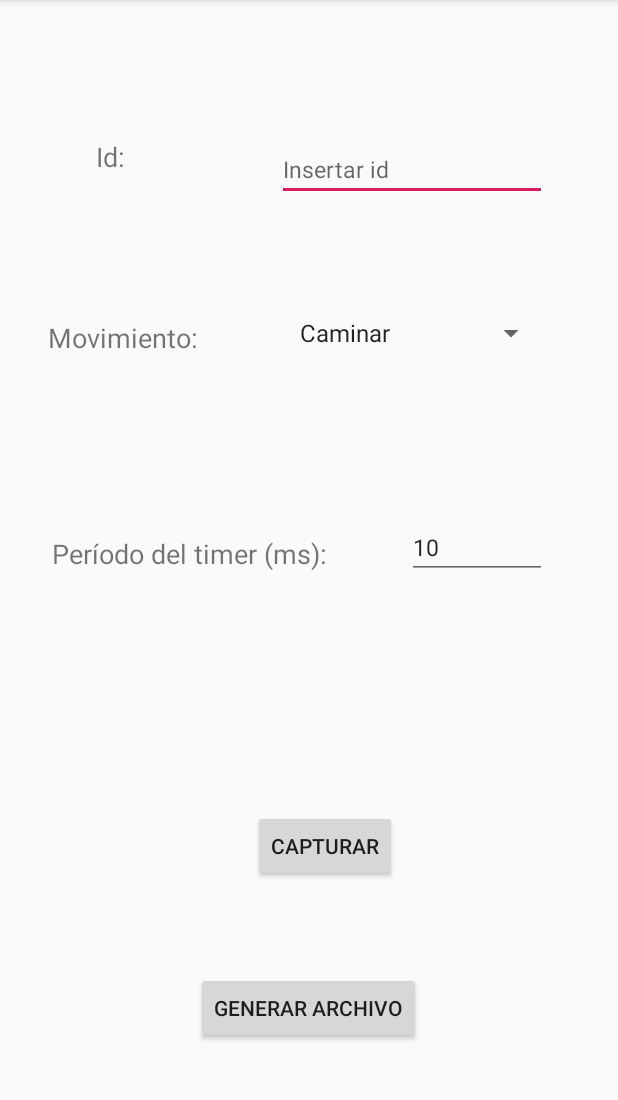
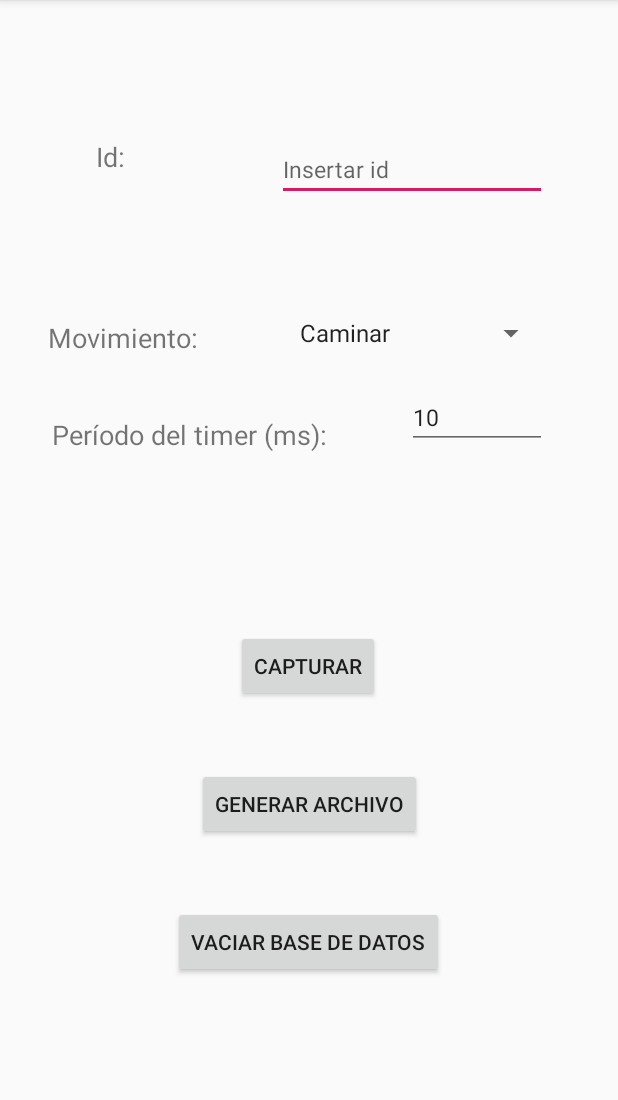
Before and after one commit to CateRios/DeteccionDeCaidas, an Android app: the screen it shows after launch (MainActivity), on a phone screen of 412 x 824 dp, the part 84-1184 px from its top. Run offline under Robolectric (Android 15) with nearby library versions, the phone set to English and light mode, and no system bars; our stand-ins replace Room's generated code; libraries missing offline, so code that uses them is left out: com.ajts.androidmads.

Commit message:
Añadido botón para eliminar todos los datos de la BD

```diff
--- a/app/build.gradle
+++ b/app/build.gradle
@@ -7,8 +7,8 @@ android {
         applicationId "com.example.detecciondecaidas"
         minSdkVersion 19
         targetSdkVersion 29
-        versionCode 2
-        versionName "1.2"
+        versionCode 3
+        versionName "1.3"
         testInstrumentationRunner "androidx.test.runner.AndroidJUnitRunner"
     }
     buildTypes {
--- a/app/src/main/java/com/example/detecciondecaidas/modelo/AppDatabase.java
+++ b/app/src/main/java/com/example/detecciondecaidas/modelo/AppDatabase.java
@@ -3,7 +3,7 @@ package com.example.detecciondecaidas.modelo;
 import androidx.room.Database;
 import androidx.room.RoomDatabase;
 
-@Database(entities = {Movimiento.class, Captura.class}, version = 2)
+@Database(entities = {Movimiento.class, Captura.class}, version = 3, exportSchema = false)
 public abstract class AppDatabase extends RoomDatabase {
 
     public abstract MovimientoDao movimientoDao();
--- a/app/src/main/java/com/example/detecciondecaidas/modelo/CapturaDao.java
+++ b/app/src/main/java/com/example/detecciondecaidas/modelo/CapturaDao.java
@@ -17,6 +17,9 @@ public interface CapturaDao {
     @Query("SELECT * from capturas WHERE idMov IN (:idMovimientos)")
     List<Captura> loadAllByMovimientoIds(int[] idMovimientos);
 
+    @Query("DELETE from capturas")
+    public int clearTable();
+
     @Insert
     long insert(Captura captura);
 
--- a/app/src/main/java/com/example/detecciondecaidas/modelo/ModelInterface.java
+++ b/app/src/main/java/com/example/detecciondecaidas/modelo/ModelInterface.java
@@ -15,4 +15,7 @@ public interface ModelInterface {
     void generateFile(Context context);
 
     String getLocation();
+
+    void deleteDBData();
+
 }
--- a/app/src/main/java/com/example/detecciondecaidas/modelo/MovimientoDao.java
+++ b/app/src/main/java/com/example/detecciondecaidas/modelo/MovimientoDao.java
@@ -16,6 +16,9 @@ public interface MovimientoDao {
     @Query("SELECT * from movimientos WHERE id_user IN (:idUsers)")
     List<Movimiento> loadAllByUserIds(int[] idUsers);
 
+    @Query("DELETE from movimientos")
+    public int clearTable();
+
     @Insert
     long insert(Movimiento movimiento);
 
--- a/app/src/main/java/com/example/detecciondecaidas/presentador/MainPresenter.java
+++ b/app/src/main/java/com/example/detecciondecaidas/presentador/MainPresenter.java
@@ -28,6 +28,12 @@ public class MainPresenter implements MainPresenterInterface {
     }
 
     @Override
+    public void deleteDBData() {
+        model.deleteDBData();
+        //return model.checkData();
+    }
+
+    @Override
     public void initSensorDataRecollection(Context context){
         model.initSensorDataRecollection(context);
     }
--- a/app/src/main/java/com/example/detecciondecaidas/presentador/MainPresenterInterface.java
+++ b/app/src/main/java/com/example/detecciondecaidas/presentador/MainPresenterInterface.java
@@ -12,4 +12,5 @@ public interface MainPresenterInterface {
 
     String generateFile(Context context);
 
+    void deleteDBData();
 }
--- a/app/src/main/java/com/example/detecciondecaidas/vista/MainActivity.java
+++ b/app/src/main/java/com/example/detecciondecaidas/vista/MainActivity.java
@@ -12,6 +12,7 @@ import android.os.Build;
 import android.os.Bundle;
 import android.os.VibrationEffect;
 import android.os.Vibrator;
+import android.util.Log;
 import android.view.View;
 import android.widget.Button;
 import android.widget.EditText;
@@ -30,9 +31,10 @@ public class MainActivity extends AppCompatActivity implements MainActivityInter
     //Global variables
     Button button;
     Button generateFileButton;
+    Button deleteDataButton;
     Spinner movTypeSelector;
     Timer buttonTimer;
-    Toast initToast, endToast, checkIdToast, locationToast;
+    Toast initToast, endToast, checkIdToast;
     EditText editId;
     EditText editPeriod;
 
@@ -58,10 +60,12 @@ public class MainActivity extends AppCompatActivity implements MainActivityInter
 
         //Get view elements
         editId = findViewById(R.id.editId);
-        button = findViewById(R.id.button);
+        button = findViewById(R.id.initButton);
         button.setOnClickListener(this);
         generateFileButton = findViewById(R.id.generateFileButton);
         generateFileButton.setOnClickListener(this);
+        deleteDataButton = findViewById(R.id.deleteDBButton);
+        deleteDataButton.setOnClickListener(this);
         buttonTimer = new Timer();
         movTypeSelector = findViewById(R.id.movTypeSelector);
         mp = MediaPlayer.create(this, R.raw.sample);
@@ -86,7 +90,7 @@ public class MainActivity extends AppCompatActivity implements MainActivityInter
 
     @Override
     public void onClick(View v) {
-        if (v.getId() == findViewById(R.id.button).getId()) {
+        if (v.getId() == findViewById(R.id.initButton).getId()) {
             //Obtener datos del movimiento
             String id = this.editId.getText().toString();
             String movimiento = this.movTypeSelector.getSelectedItem().toString();
@@ -157,6 +161,11 @@ public class MainActivity extends AppCompatActivity implements MainActivityInter
 
             }
 
+        }else if(v.getId() == findViewById(R.id.deleteDBButton).getId()){
+            //Delete DB data
+            presenter.deleteDBData();
+            Toast.makeText(this, "Se han eliminado los datos", Toast.LENGTH_SHORT).show();
+
         }
     }
 
--- a/app/src/main/res/layout/activity_main.xml
+++ b/app/src/main/res/layout/activity_main.xml
@@ -56,29 +56,29 @@
         app:layout_constraintTop_toBottomOf="@+id/editId" />
 
     <Button
-        android:id="@+id/button"
+        android:id="@+id/initButton"
         android:layout_width="wrap_content"
         android:layout_height="wrap_content"
-        android:layout_marginBottom="180dp"
+        android:layout_marginBottom="300dp"
         android:text="@string/button_text"
         android:textAlignment="center"
         app:layout_constraintBottom_toBottomOf="parent"
         app:layout_constraintEnd_toEndOf="parent"
-        app:layout_constraintHorizontal_bias="0.533"
+        app:layout_constraintHorizontal_bias="0.498"
         app:layout_constraintStart_toStartOf="parent" />
 
     <Button
         android:id="@+id/generateFileButton"
         android:layout_width="wrap_content"
         android:layout_height="wrap_content"
-        android:layout_marginTop="60dp"
+        android:layout_marginTop="44dp"
         android:text="@string/generateFileButton_text"
         android:textAlignment="center"
         app:layout_constraintBottom_toBottomOf="parent"
         app:layout_constraintEnd_toEndOf="parent"
-        app:layout_constraintHorizontal_bias="0.498"
+        app:layout_constraintHorizontal_bias="0.501"
         app:layout_constraintStart_toStartOf="parent"
-        app:layout_constraintTop_toBottomOf="@+id/button"
+        app:layout_constraintTop_toBottomOf="@+id/initButton"
         app:layout_constraintVertical_bias="0.0" />
 
     <TextView
@@ -89,7 +89,6 @@
         android:layout_marginTop="40dp"
         android:text="Período del timer (ms):"
         android:textSize="18dp"
-        app:layout_constraintBottom_toTopOf="@+id/button"
         app:layout_constraintEnd_toEndOf="parent"
         app:layout_constraintHorizontal_bias="0.089"
         app:layout_constraintStart_toStartOf="parent"
@@ -105,11 +104,23 @@
         android:inputType="number"
         android:text="10"
         android:textSize="15dp"
-        app:layout_constraintBottom_toTopOf="@+id/button"
         app:layout_constraintEnd_toEndOf="parent"
         app:layout_constraintHorizontal_bias="0.53"
         app:layout_constraintStart_toEndOf="@+id/periodTextView"
         app:layout_constraintTop_toBottomOf="@+id/movTypeSelector"
         app:layout_constraintVertical_bias="0.36" />
 
+    <Button
+        android:id="@+id/deleteDBButton"
+        android:layout_width="wrap_content"
+        android:layout_height="wrap_content"
+        android:layout_marginBottom="116dp"
+        android:text="Vaciar base de datos"
+        app:layout_constraintBottom_toBottomOf="parent"
+        app:layout_constraintEnd_toEndOf="parent"
+        app:layout_constraintHorizontal_bias="0.498"
+        app:layout_constraintStart_toStartOf="parent"
+        app:layout_constraintTop_toBottomOf="@+id/generateFileButton"
+        app:layout_constraintVertical_bias="1.0" />
+
 </androidx.constraintlayout.widget.ConstraintLayout>
```
Also changed, not shown: app/src/main/java/com/example/detecciondecaidas/modelo/Model.java (+18 -0 lines).
